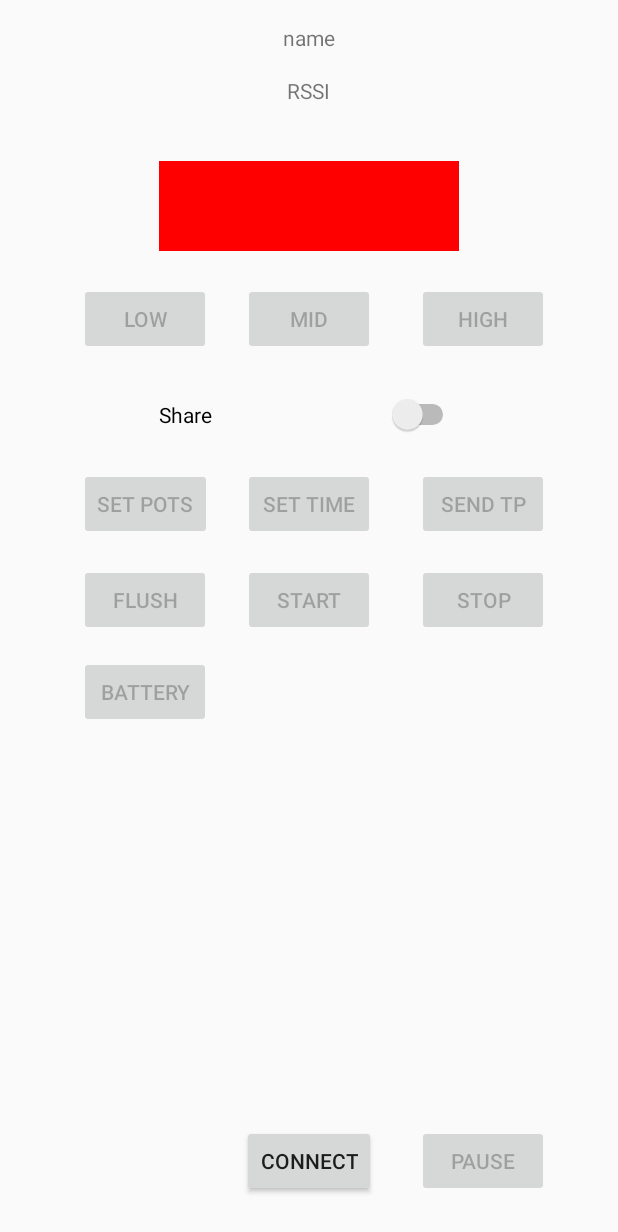
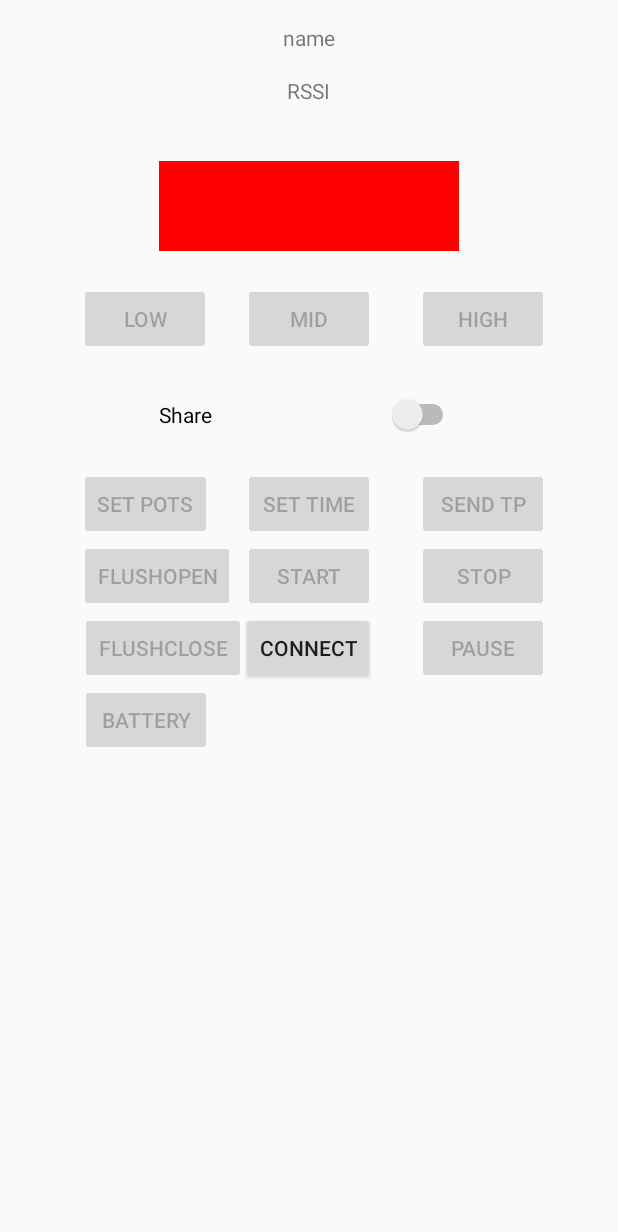
Before and after one commit to vijayrao1988/Bdsk, an Android app: the layout activity_peripheral_control.xml on its own in the app's theme, with its tools: preview values and no code run, on a phone screen of 412 x 824 dp. Shown: the top 1232 px of the screen. Run offline under Robolectric (Android 15) with nearby library versions, the phone set to English and light mode, and no system bars.

```diff
--- a/app/src/main/res/layout/activity_peripheral_control.xml
+++ b/app/src/main/res/layout/activity_peripheral_control.xml
@@ -71,31 +71,38 @@
         android:id="@+id/batteryButton"
         android:layout_width="wrap_content"
         android:layout_height="wrap_content"
-        android:layout_alignStart="@+id/flushButton"
-        android:layout_below="@+id/flushButton"
-        android:layout_marginTop="13dp"
+        android:layout_alignEnd="@+id/potsButton"
+        android:layout_below="@+id/flushClose"
         android:enabled="false"
         android:onClick="onBattery"
         android:text="Battery" />
 
     <Button
-        android:id="@+id/flushButton"
+        android:id="@+id/flushClose"
         android:layout_width="wrap_content"
         android:layout_height="wrap_content"
-        android:layout_alignBaseline="@+id/startButton"
-        android:layout_alignBottom="@+id/startButton"
+        android:layout_alignStart="@+id/batteryButton"
+        android:layout_below="@+id/flushOpen"
+        android:enabled="false"
+        android:onClick="onFlushClose"
+        android:text="FlushClose" />
+
+    <Button
+        android:id="@+id/flushOpen"
+        android:layout_width="wrap_content"
+        android:layout_height="wrap_content"
         android:layout_alignStart="@+id/potsButton"
+        android:layout_below="@+id/potsButton"
         android:enabled="false"
-        android:onClick="onFlush"
-        android:text="Flush" />
+        android:onClick="onFlushOpen"
+        android:text="FlushOpen" />
 
     <Button
         android:id="@+id/startButton"
         android:layout_width="wrap_content"
         android:layout_height="wrap_content"
-        android:layout_alignBaseline="@+id/stopButton"
-        android:layout_alignBottom="@+id/stopButton"
         android:layout_alignStart="@+id/timeButton"
+        android:layout_below="@+id/timeButton"
         android:enabled="false"
         android:onClick="onStart"
         android:text="Start" />
@@ -106,7 +113,6 @@
         android:layout_height="wrap_content"
         android:layout_alignStart="@+id/timepointButton"
         android:layout_below="@+id/timepointButton"
-        android:layout_marginTop="16dp"
         android:enabled="false"
         android:onClick="onStop"
         android:text="Stop" />
@@ -149,9 +155,8 @@
         android:id="@+id/connectButton"
         android:layout_width="wrap_content"
         android:layout_height="wrap_content"
-        android:layout_alignParentBottom="true"
-        android:layout_centerHorizontal="true"
-        android:layout_marginBottom="26dp"
+        android:layout_alignEnd="@+id/startButton"
+        android:layout_below="@+id/startButton"
         android:enabled="true"
         android:onClick="onConnect"
         android:text="Connect" />
--- a/build.gradle
+++ b/build.gradle
@@ -5,7 +5,7 @@ buildscript {
         jcenter()
     }
     dependencies {
-        classpath 'com.android.tools.build:gradle:3.0.0'
+        classpath 'com.android.tools.build:gradle:3.0.1'
 
         // NOTE: Do not place your application dependencies here; they belong
         // in the individual module build.gradle files
```
Also changed, not shown: app/src/main/java/com/bluetooth/bdsk/ui/PeripheralControlActivity.java (+37 -46 lines).
